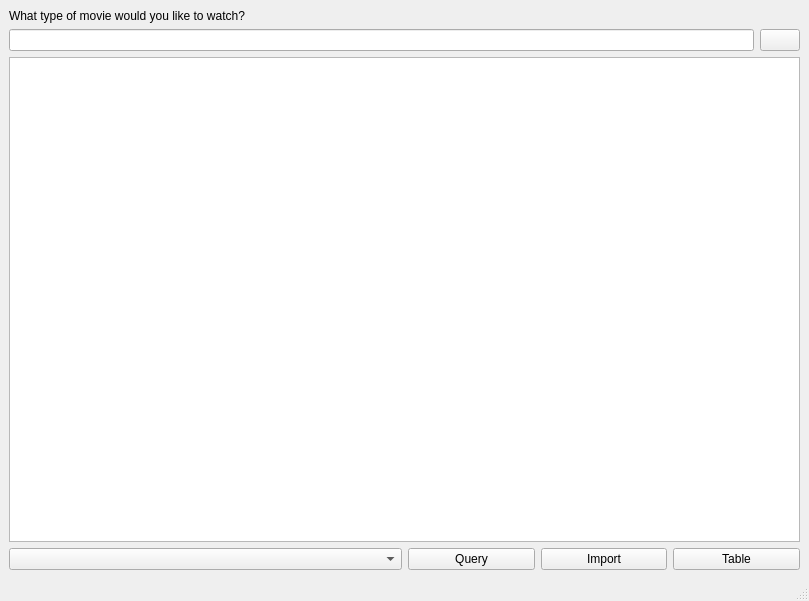
Above: ui/ui_main.ui from akanksha7/CineMate before the change. Below: the same form after it.
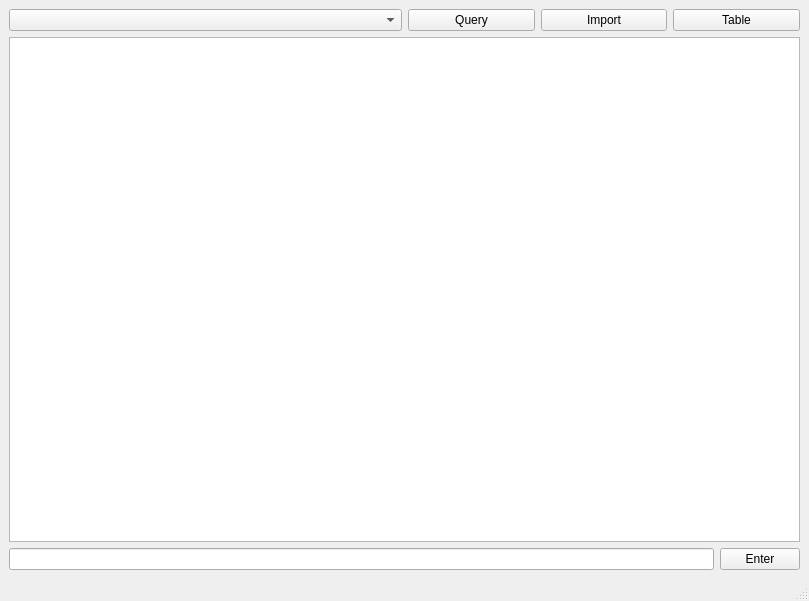
That is the form after the change.

Commit message: Initialize chat window

Diff of the .ui file:
```diff
--- a/ui/ui_main.ui
+++ b/ui/ui_main.ui
@@ -15,7 +15,7 @@
   </property>
   <widget class="QWidget" name="centralwidget">
    <layout class="QGridLayout" name="gridLayout_2">
-    <item row="3" column="0">
+    <item row="0" column="0">
      <layout class="QHBoxLayout" name="horizontalLayout_2">
       <item>
        <widget class="QComboBox" name="datasets">
@@ -54,7 +54,7 @@
       </item>
      </layout>
     </item>
-    <item row="1" column="0">
+    <item row="2" column="0">
      <layout class="QHBoxLayout" name="horizontalLayout">
       <item>
        <widget class="QLineEdit" name="movieRequest"/>
@@ -62,19 +62,16 @@
       <item>
        <widget class="QPushButton" name="startRequest">
         <property name="text">
-         <string/>
+         <string>Enter</string>
         </property>
        </widget>
       </item>
      </layout>
     </item>
-    <item row="2" column="0">
-     <widget class="QTableWidget" name="tableWidget"/>
-    </item>
-    <item row="0" column="0">
-     <widget class="QLabel" name="label">
-      <property name="text">
-       <string>What type of movie would you like to watch?</string>
+    <item row="1" column="0">
+     <widget class="QTextEdit" name="chatBox">
+      <property name="readOnly">
+       <bool>true</bool>
       </property>
      </widget>
     </item>
```
Left out of the diff: 4 changed lines with no effect on the pictures. The commit also changes 1 other file.
